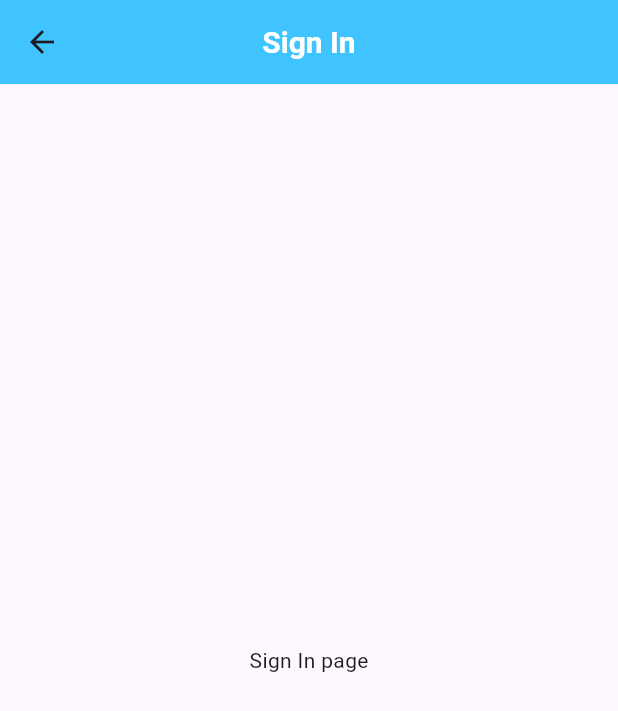
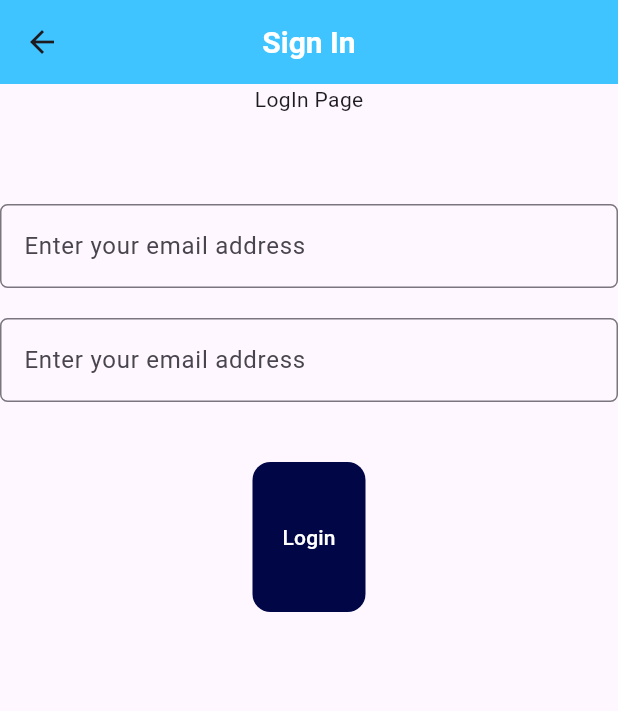
Before and after one commit to ukpongjoseph/DigiKlone, a Flutter app: the screen it shows after launch, after a tap on "Sign In", on a phone screen of 412 x 824 dp. Shown: the top 711 px of the screen. Run offline on Flutter 3.47's test engine with Material 3 defaults, Android fonts, the phone set to English and light mode, and no system bars.

Commit message:
Added Login functionality

```diff
--- a/lib/authServices/register.dart
+++ b/lib/authServices/register.dart
@@ -19,9 +19,6 @@ class AuthServices{
       );
       // if response status is sucessful, we perform a certain action else we throw an error and display the error to the user
       if(response.statusCode == 200){
-        print(response.body);
-        print(response.body.toString());
-        print(response.statusCode);
         // when making api calls in flutter, the response is usually a json string. so we use jsonDecode to convert this json string to an object like data structure and store this result in a variable called authResponse
         Map<String, dynamic> authResponse = jsonDecode(response.body);
         // returning response
--- a/lib/main.dart
+++ b/lib/main.dart
@@ -4,7 +4,7 @@ import 'package:second_flutter/pages/home_page.dart';
 import 'package:second_flutter/pages/landing_page.dart';
 import 'package:second_flutter/pages/sign_in.dart';
 import 'package:second_flutter/pages/sign_up.dart';
-import 'package:second_flutter/providers/auth_Provider.dart';
+import 'package:second_flutter/providers/auth_provider.dart';
 
 // This the root of the application. The main method is the entry point ofthe flutter application
 void main() {
--- a/lib/pages/landing_page.dart
+++ b/lib/pages/landing_page.dart
@@ -1,6 +1,6 @@
 import 'package:flutter/material.dart';
 import 'package:provider/provider.dart';
-import 'package:second_flutter/providers/auth_Provider.dart';
+import 'package:second_flutter/providers/auth_provider.dart';
 
 class LandingPage extends StatefulWidget {
   const LandingPage({super.key});
--- a/lib/pages/sign_in.dart
+++ b/lib/pages/sign_in.dart
@@ -1,8 +1,29 @@
+import 'dart:convert';
+
 import 'package:flutter/material.dart';
 
-class SignIn extends StatelessWidget {
+class SignIn extends StatefulWidget {
   const SignIn({super.key});
 
+  @override
+  State<SignIn> createState() => _SignInState();
+}
+
+class _SignInState extends State<SignIn> {
+  final _formKey = GlobalKey<FormState>();
+  final _email = TextEditingController();
+  final _password = TextEditingController();
+  dynamic handleLogin()async{
+    late String data;
+    data = jsonEncode({
+      "email" : _email,
+      "password" : _password
+    });
+    if(_formKey.currentState!.validate()){
+
+
+    }
+  }
   @override
   Widget build(BuildContext context) {
     return Scaffold(
@@ -21,8 +42,72 @@ class SignIn extends StatelessWidget {
           ),
         centerTitle: true,
       ),
-      body: Center(
-        child: Text("Sign In page"),
+      body: Column(
+        children: [
+          Text("LogIn Page"),
+          SizedBox(height: 60.0),
+          Form(
+            key: _formKey,
+            child:Column(
+              children: [
+                TextFormField(
+                  controller: _email,
+                  decoration: InputDecoration(
+                    hintText: "Email",
+                    border: OutlineInputBorder(
+                      borderRadius: BorderRadius.all(Radius.circular(5.0))
+                    ),
+                    labelText: "Enter your email address"
+                  ),
+                  validator: (value){
+                    if(value == null || value.isEmpty){
+                      return "Invalid email address";
+                    }else if(!value.contains("@")){
+                      return "Invalid email address";
+                    }else{
+                      return null;
+                    }
+                  },
+                ),
+                SizedBox(height: 20.0),
+                TextFormField(
+                  controller: _password,
+                  decoration: InputDecoration(
+                    hintText: "Email",
+                    border: OutlineInputBorder(
+                      borderRadius: BorderRadius.all(Radius.circular(5.0))
+                    ),
+                    labelText: "Enter your email address"
+                  ),
+                  validator: (value){
+                    if(value == null || value.isEmpty){
+                      return "Password field cannot be empty";
+                    }else if(value.length<6){
+                      return "Password should be a minimum of 6 characters";
+                    }else{
+                      return null;
+                    }
+                  },
+                ),
+                SizedBox(height: 40.0),
+                FilledButton(
+                  onPressed: (){},
+                  style: ElevatedButton.styleFrom(
+                    backgroundColor: const Color.fromARGB(255, 0, 6, 70),
+                    padding: EdgeInsets.symmetric(
+                      vertical: 40.0,
+                      horizontal: 20.0
+                    ),
+                    shape: RoundedRectangleBorder(
+                      borderRadius: BorderRadius.circular(12.0)
+                    )
+                  ),
+                  child: Text("Login")
+                )
+              ],
+            )
+          )
+        ],
       ),
     );
   }
--- a/lib/pages/sign_up.dart
+++ b/lib/pages/sign_up.dart
@@ -3,7 +3,7 @@ import 'dart:convert';
 import 'package:flutter/material.dart';
 import 'package:second_flutter/authServices/register.dart';
 import 'package:second_flutter/pages/landing_page.dart';
-import 'package:second_flutter/providers/auth_Provider.dart';
+import 'package:second_flutter/providers/auth_provider.dart';
 import 'package:provider/provider.dart';
 
 
```
Also changed, not shown: lib/providers/auth_login_provider.dart (added, +26 -0 lines), lib/authServices/login.dart (added).
